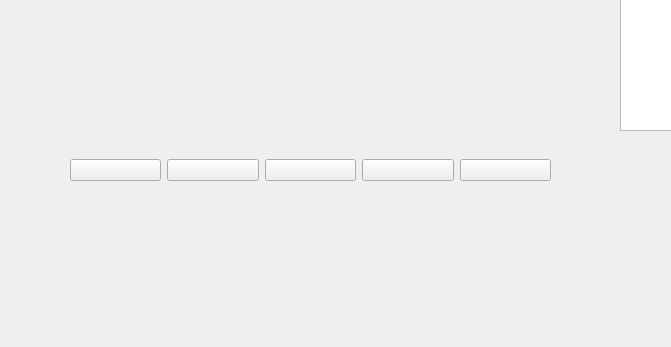
The window that mainwindow.ui (hfrj2/yinyue) describes before a commit, drawn with Qt 5; both pictures show x 0 to 671 and y 470 to 817 of the 1022 by 817 pixel window.
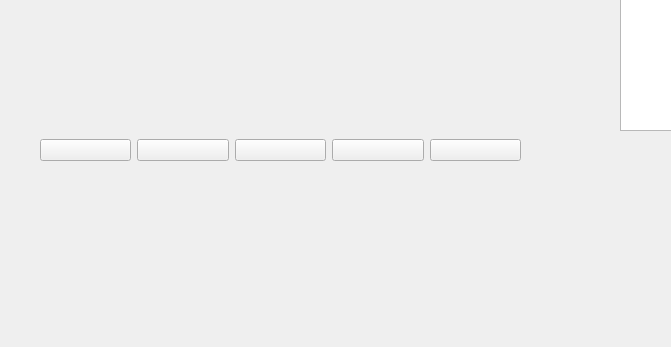
The same window after the commit.

Patch:
```diff
--- a/mainwindow.ui
+++ b/mainwindow.ui
@@ -17,8 +17,8 @@
    <widget class="QWidget" name="widget" native="true">
     <property name="geometry">
      <rect>
-      <x>70</x>
-      <y>600</y>
+      <x>40</x>
+      <y>580</y>
       <width>481</width>
       <height>81</height>
      </rect>
```
Left out of the diff: 10 changed lines with no effect on the pictures.
